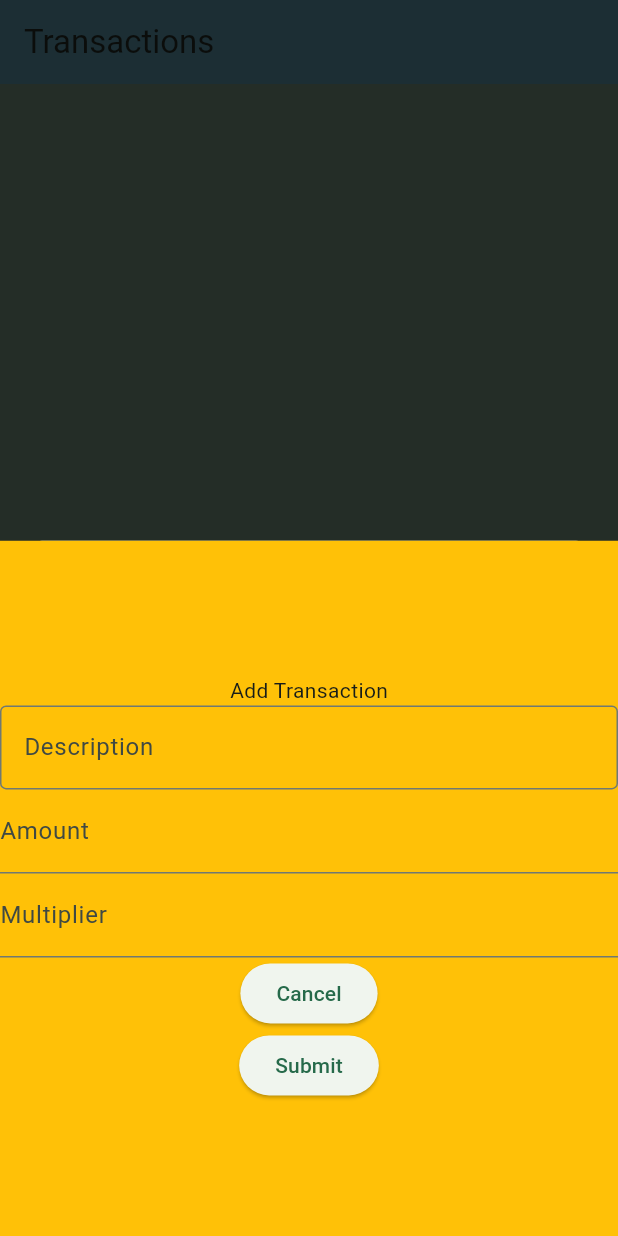
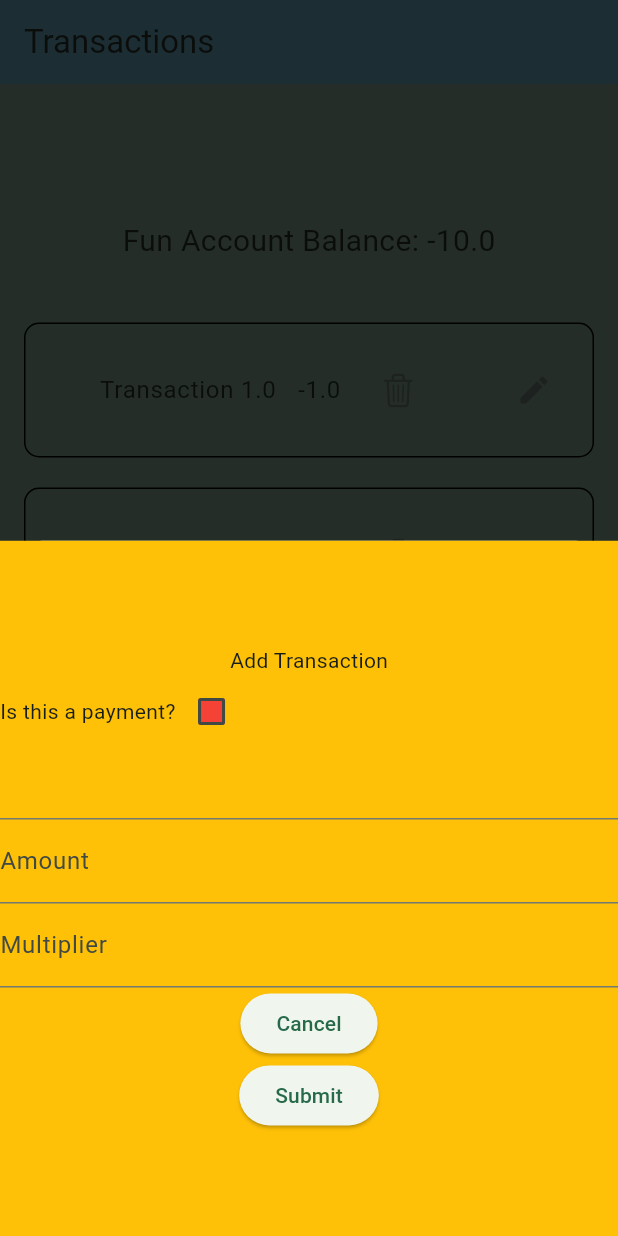
Before and after one commit to davidbarrette00/fun_account, a Flutter app: the screen it shows after launch, after a tap on the "add" icon, on a phone screen of 412 x 824 dp. Run offline on Flutter 3.47's test engine with Material 3 defaults, Android fonts, the phone set to English and light mode, and no system bars.

Commit message:
lots of changes

```diff
--- a/lib/components/transactions/TransactionListItem.dart
+++ b/lib/components/transactions/TransactionListItem.dart
@@ -1,42 +1,122 @@
 import 'package:flutter/cupertino.dart';
 import 'package:flutter/material.dart';
-import 'package:fun_account/state/TransactionListState.dart';
+import 'package:fun_account/state/TransactionPageState.dart';
 import 'package:provider/provider.dart';
 import 'package:uuid/uuid.dart';
 
-class TransactionListItem extends StatelessWidget {
-  TransactionListItem(this.description, this.amount, this.multiplier, {super.key});
+class TransactionListItem extends StatefulWidget {
+  TransactionListItem(
+      this.description, this.isPayment, this.amount, this.multiplier,
+      {super.key});
 
-  String description = "description";
-  double amount = 0;
-  double multiplier = 1;
+  final String id = const Uuid().v4();
+  final DateTime date = DateTime.now();
 
-  Uuid id = Uuid();
-  DateTime date = DateTime.now();
+  String description;
+  bool isPayment;
+  double amount;
+  double multiplier;
+
+  @override
+  State<TransactionListItem> createState() => _TransactionListItemState();
+}
+
+class _TransactionListItemState extends State<TransactionListItem> {
+  final listItemWidth = 350;
+
+  Color getColor(Set<MaterialState> states) {
+    const Set<MaterialState> interactiveStates = <MaterialState>{
+      MaterialState.pressed,
+      MaterialState.hovered,
+      MaterialState.focused,
+    };
+    if (states.any(interactiveStates.contains)) {
+      return Colors.blue;
+    }
+    return Colors.red;
+  }
 
   @override
   Widget build(BuildContext context) {
-    return Material(
-      elevation: 15,
-      child: Container(
-        padding: EdgeInsets.all(10),
+    var paymentWithSign = (widget.amount * widget.multiplier).toString();
+    if (widget.isPayment == false) {
+      paymentWithSign = "-$paymentWithSign";
+    }
+
+    return Container(
+      padding: EdgeInsets.all(3),
       margin: EdgeInsets.all(10),
       decoration: BoxDecoration(
         borderRadius: BorderRadius.circular(10),
-          border: Border.all(color: Colors.black,),
+        border: Border.all(
+          color: Colors.black,
         ),
-
-        child: Row(mainAxisAlignment: MainAxisAlignment.spaceBetween, children: [
-          Text(description),
-          Text(amount.toString()),
-          Text(multiplier.toString()),
+      ),
+      child: ExpansionTile(
+        // showTrailingIcon: false,
+        trailing: Icon(Icons.edit),
+        children: [getTransactionListItemEdit()],
+        title: ListTile(
+          title: Row(mainAxisAlignment: MainAxisAlignment.spaceEvenly, children: [
+            Text(widget.description),
+            Text(paymentWithSign.toString()),
             IconButton(
-            icon: Icon(CupertinoIcons.trash),
+              icon: const Icon(CupertinoIcons.trash),
               splashColor: Colors.blue,
-            onPressed: () => Provider.of<TransactionListState>(context, listen: false).removeTransaction(id),
+              onPressed: () =>
+                  Provider.of<TransactionPageState>(context, listen: false)
+                      .removeTransaction(widget.id),
             )
           ]),
         ),
+      ),
+    );
+  }
+
+  Widget getTransactionListItemEdit() {
+    return Column(
+      children: [
+        Divider(),
+        Text(widget.id),
+        Text(widget.date.toString()),
+        Checkbox(
+          checkColor: Colors.white,
+          fillColor: MaterialStateProperty.resolveWith(getColor),
+          value: widget.isPayment,
+          onChanged: (bool? value) {
+            setState(() {
+              widget.isPayment = value!;
+              Provider.of<TransactionPageState>(context, listen: false).handleChangeToPaymentStatus(widget.isPayment, widget.amount * widget.multiplier);
+            });
+          },
+        ),
+        TextFormField(
+          initialValue: widget.description,
+          onChanged: (value) => setState(() {
+            widget.description = value;
+          }),
+        ),
+        TextFormField(
+          keyboardType: TextInputType.number,
+          initialValue: widget.amount.toString(),
+          onChanged: (value) => setState(() {
+            double oldAmount = widget.amount;
+            widget.amount = double.parse(value);
+
+            Provider.of<TransactionPageState>(context, listen: false).handleChangedTransactionValue(widget.isPayment, widget.amount * widget.multiplier - oldAmount * widget.multiplier);
+          }),
+        ),
+        TextFormField(
+          keyboardType: TextInputType.number,
+          initialValue: widget.multiplier.toString(),
+          onChanged: (value) => setState(() {
+            double oldAmount = widget.multiplier;
+            widget.multiplier = double.parse(value);
+
+            Provider.of<TransactionPageState>(context, listen: false).handleChangedTransactionValue(widget.isPayment, widget.amount * widget.multiplier - widget.amount * oldAmount);
+          }),
+        ),
+      ],
     );
   }
 }
--- a/lib/components/transactions/TransactionModalBottomSheet.dart
+++ b/lib/components/transactions/TransactionModalBottomSheet.dart
@@ -2,7 +2,7 @@ import 'package:flutter/cupertino.dart';
 import 'package:flutter/material.dart';
 import 'package:provider/provider.dart';
 
-import '../../state/TransactionListState.dart';
+import '../../state/TransactionPageState.dart';
 import 'TransactionListItem.dart';
 
 class TransactionModalBottomSheet extends StatefulWidget {
@@ -21,12 +21,28 @@ class _TransactionModalBottomSheetState
   TextEditingController amountController = TextEditingController();
   TextEditingController multiplierController = TextEditingController();
 
+  bool isPayment = false;
   String description = "description_placeholder";
   int amount = 0;
   int multiplier = 0;
 
   @override
   Widget build(BuildContext context) {
+    TransactionPageState transactionPageState =
+        Provider.of<TransactionPageState>(context, listen: false);
+
+    Color getColor(Set<MaterialState> states) {
+      const Set<MaterialState> interactiveStates = <MaterialState>{
+        MaterialState.pressed,
+        MaterialState.hovered,
+        MaterialState.focused,
+      };
+      if (states.any(interactiveStates.contains)) {
+        return Colors.blue;
+      }
+      return Colors.red;
+    }
+
     return Form(
       key: _formKey,
       child: Container(
@@ -38,17 +54,40 @@ class _TransactionModalBottomSheetState
             mainAxisSize: MainAxisSize.min,
             children: <Widget>[
               const Text('Add Transaction'),
-              TextField(
-                decoration: const InputDecoration(
-                  border: OutlineInputBorder(),
-                  hintText: 'Enter description',
-                  labelText: 'Description',
-                ),
-                controller: descriptionController,
-                onChanged: (String value) {
-                  descriptionController.text = value;
-                },
+              Row(
+                children: [
+                  const Text("Is this a payment?"),
+                  Checkbox(
+                    checkColor: Colors.white,
+                    fillColor: MaterialStateProperty.resolveWith(getColor),
+                    value: isPayment,
+                    onChanged: (bool? value) {
+                      setState(() {
+                        isPayment = value!;
+                      });
+                    },
+                  ),
+                ],
               ),
+              Autocomplete<String>(onSelected: (String selection) {
+                this.descriptionController.text = selection;
+              }, optionsBuilder: (TextEditingValue textEditingValue) {
+                if (textEditingValue.text.isNotEmpty) {
+                  this.descriptionController.text = textEditingValue.text;
+
+                  List<String> suggestions = <String>[];
+                  for (TransactionListItem item
+                      in transactionPageState.transactionItems) {
+                    if (item.description.startsWith(textEditingValue.text) &&
+                        suggestions.contains(item.description) == false) {
+                      suggestions.add(item.description);
+                    }
+                  }
+
+                  return suggestions;
+                }
+                return [];
+              }),
               TextField(
                 keyboardType: TextInputType.number,
                 decoration: const InputDecoration(
@@ -57,9 +96,6 @@ class _TransactionModalBottomSheetState
                   labelText: 'Amount',
                 ),
                 controller: amountController,
-                onChanged: (String value) {
-                  amountController.text = value;
-                },
               ),
               TextField(
                 keyboardType: TextInputType.number,
@@ -69,9 +105,6 @@ class _TransactionModalBottomSheetState
                   labelText: 'Multiplier',
                 ),
                 controller: multiplierController,
-                onChanged: (String value) {
-                  multiplierController.text = value;
-                },
               ),
               ElevatedButton(
                 child: const Text('Cancel'),
@@ -80,20 +113,25 @@ class _TransactionModalBottomSheetState
               ElevatedButton(
                   child: const Text('Submit'),
                   onPressed: () {
-
-                    String description = (descriptionController.text.isEmpty) ? "description_placeholder" :descriptionController.text;
-                    double amount = (amountController.text.isEmpty) ? -1 : double.parse(amountController.text);
-                    double multiplier = (multiplierController.text.isEmpty) ? 0 : double.parse(multiplierController.text);
+                    String description = (descriptionController.text.isEmpty)
+                        ? "description_placeholder"
+                        : descriptionController.text;
+                    double amount = (amountController.text.isEmpty)
+                        ? 1
+                        : double.parse(amountController.text);
+                    double multiplier = (multiplierController.text.isEmpty)
+                        ? 1
+                        : double.parse(multiplierController.text);
 
                     final newTransaction = new TransactionListItem(
-                            description,
-                            amount,
-                            multiplier);
+                      description,
+                      isPayment,
+                      amount,
+                      multiplier,
+                    );
 
-                    TransactionListState transactionListState = Provider.of<TransactionListState>(context, listen: false);
                     setState(() {
-                      transactionListState.addTransaction(newTransaction);
-                      transactionListState.addToTransactionTotal(amount, multiplier);
+                      transactionPageState.addTransaction(newTransaction);
                     });
                     Navigator.pop(context);
                   }),
--- a/lib/components/transactions/TransactionsPage.dart
+++ b/lib/components/transactions/TransactionsPage.dart
@@ -3,7 +3,7 @@ import 'package:flutter/material.dart';
 import 'package:fun_account/components/transactions/TransactionModalBottomSheet.dart';
 import 'package:provider/provider.dart';
 
-import '../../state/TransactionListState.dart';
+import '../../state/TransactionPageState.dart';
 import 'TransactionListItem.dart';
 
 class TransactionsPage extends StatefulWidget {
@@ -18,9 +18,15 @@ class TransactionsPage extends StatefulWidget {
 }
 
 class _TransactionsPageState extends State<TransactionsPage> {
-  final double TRANSACTION_LIST_HEIGHT =
-      500; //MediaQuery.sizeOf(context).width * 0.8;
+  final double TRANSACTION_LIST_HEIGHT = 500; //MediaQuery.sizeOf(context).width * 0.8;
   final double TRANSACTION_LIST_WIDTH = 400;
+
+  void initState(){
+    TransactionPageState transactionPageState = Provider.of<TransactionPageState>(context, listen: false);
+    for(double i = 1; i < 5; i++) {
+      transactionPageState.addTransaction(TransactionListItem("Transaction $i",false, i, 1));
+    }
+  }
 
   @override
   Widget build(BuildContext context) {
@@ -37,8 +43,12 @@ class _TransactionsPageState extends State<TransactionsPage> {
           child: Column(
             mainAxisAlignment: MainAxisAlignment.center,
             children: <Widget>[
-              Consumer<TransactionListState>(builder: (context, value, child) {
+              Consumer<TransactionPageState>(builder: (context, value, child) {
                 return Column(children: [
+                  Text(
+                      style: TextStyle(fontSize: 20),
+                      "Fun Account Balance: ${value.balance}"),
+                  SizedBox.fromSize(size: const Size(double.maxFinite, 30),),
                   Container(
                     decoration: BoxDecoration(
                       color: Theme.of(context).colorScheme.secondary,
@@ -47,17 +57,8 @@ class _TransactionsPageState extends State<TransactionsPage> {
                     width: TRANSACTION_LIST_WIDTH,
                     child: ListView(
                       scrollDirection: Axis.vertical,
-                      children: value.transactionItems
-                          .toList(), //don't remove "toList()"
+                      children: value.transactionItems.toList(),
                     ),
-                  ),
-                  Row(
-                    mainAxisAlignment: MainAxisAlignment.end,
-                    children: [
-                      Text(
-                          style: TextStyle(fontSize: 20),
-                          "Number of transactions: ${value.transactionItems.length}"),
-                    ],
                   ),
                   Row(
                       mainAxisAlignment: MainAxisAlignment.spaceEvenly,
@@ -77,7 +78,7 @@ class _TransactionsPageState extends State<TransactionsPage> {
       ),
       floatingActionButton: FloatingActionButton(
         onPressed: () => _addListItem(context),
-        tooltip: 'Increment',
+        tooltip: 'Add Transaction',
         child: const Icon(Icons.add),
       ),
       // This trailing comma makes auto-formatting nicer for build methods.
--- a/lib/main.dart
+++ b/lib/main.dart
@@ -1,5 +1,5 @@
 import 'package:flutter/material.dart';
-import 'package:fun_account/state/TransactionListState.dart';
+import 'package:fun_account/state/TransactionPageState.dart';
 import 'package:provider/provider.dart';
 
 import 'components/transactions/TransactionsPage.dart';
@@ -15,7 +15,7 @@ class MyApp extends StatelessWidget {
   @override
   Widget build(BuildContext context) {
     return ChangeNotifierProvider(
-      create: (context) => TransactionListState(),
+      create: (context) => TransactionPageState(),
       child: MaterialApp(
         title: 'Fun Account',
         theme: ThemeData(
--- /dev/null
+++ b/lib/state/TransactionPageState.dart
@@ -0,0 +1,60 @@
+import 'package:flutter/cupertino.dart';
+import 'package:uuid/uuid.dart';
+
+import '../components/transactions/TransactionListItem.dart';
+
+class TransactionPageState extends ChangeNotifier {
+
+  List<TransactionListItem> transactionItems = List.empty(growable: true);
+
+  double transactionTotal = 0;
+  double paymentTotal = 0;
+  double balance = 0;
+
+  void addTransaction(TransactionListItem transaction) {
+    transactionTotal += transaction.amount * transaction.multiplier;
+    transactionItems.add(transaction);
+
+    balance = paymentTotal - transactionTotal;
+    notifyListeners();
+  }
+
+  void removeTransaction(String id) {
+    if (transactionItems.isEmpty) { return; }
+
+    for(TransactionListItem transaction in transactionItems) {
+      if (transaction.id == id) {
+        transactionTotal -= transaction.amount;
+        transactionItems.remove(transaction);
+        break;
+      }
+    }
+
+    balance = paymentTotal - transactionTotal;
+    notifyListeners();
+  }
+
+  void handleChangedTransactionValue(bool isPayment, double amount){
+    if(isPayment){
+      paymentTotal += amount;
+    } else {
+      transactionTotal += amount;
+    }
+
+    balance = paymentTotal - transactionTotal;
+    notifyListeners();
+  }
+
+  void handleChangeToPaymentStatus(bool newIsPayment, double amount) {
+    if(newIsPayment){
+      paymentTotal += amount;
+      transactionTotal -= amount;
+    } else {
+      transactionTotal += amount;
+      paymentTotal -= amount;
+    }
+
+    balance = paymentTotal - transactionTotal;
+    notifyListeners();
+  }
+}
```
Also changed, not shown: lib/state/TransactionListState.dart (deleted, +0 -39 lines). Lines whose indentation alone changed are shown as unchanged.
